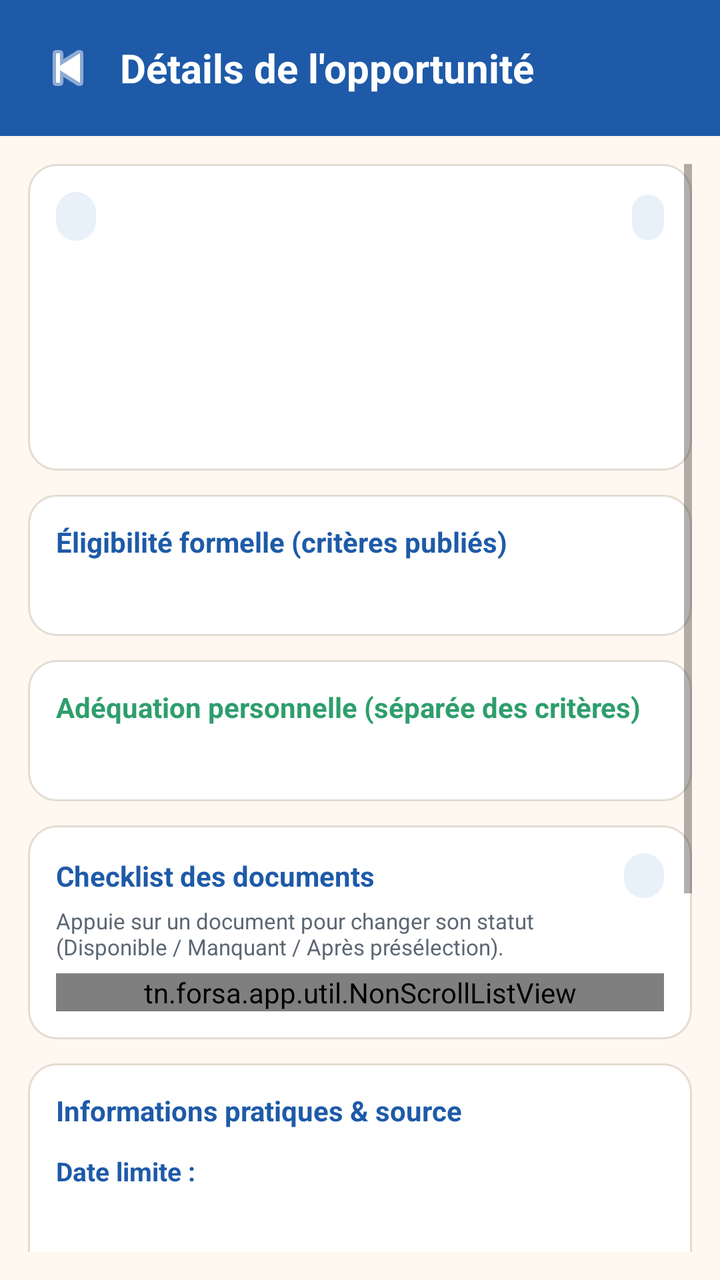
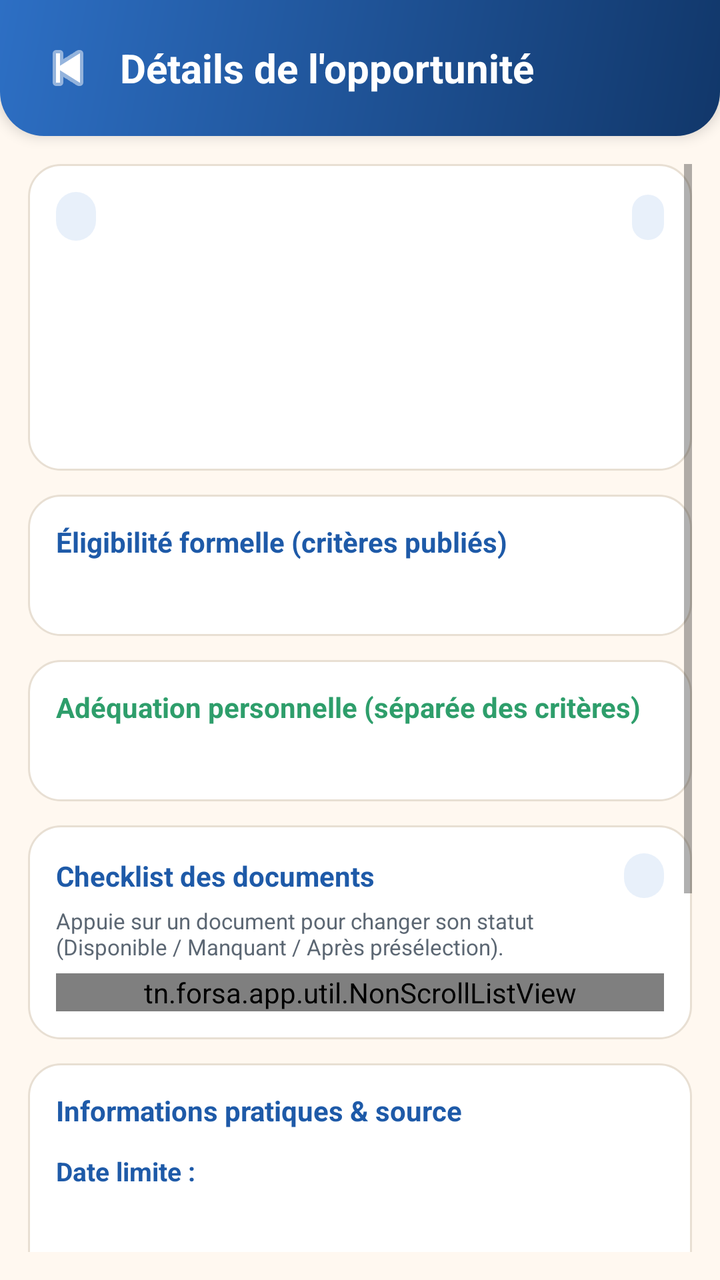

Compare the two renders of this Android layout. The source of the first and the diff that turns it into the second are given below.
<!-- AndroidManifest.xml: application theme Theme.Forsa -->
<!-- res/layout/activity_opportunity_details.xml -->
<?xml version="1.0" encoding="utf-8"?>
<LinearLayout xmlns:android="http://schemas.android.com/apk/res/android"
    android:layout_width="match_parent"
    android:layout_height="match_parent"
    android:background="@color/color_background"
    android:orientation="vertical">

    
    <LinearLayout
        android:layout_width="match_parent"
        android:layout_height="wrap_content"
        android:background="@color/color_primary"
        android:gravity="center_vertical"
        android:orientation="horizontal"
        android:padding="16dp">

        <ImageButton
            android:id="@+id/btnBackOppDetails"
            android:layout_width="36dp"
            android:layout_height="36dp"
            android:background="?attr/selectableItemBackgroundBorderless"
            android:contentDescription="@string/btn_back"
            android:src="@android:drawable/ic_media_previous"
            android:tint="@color/color_white" />

        <TextView
            android:layout_width="0dp"
            android:layout_height="wrap_content"
            android:layout_marginStart="8dp"
            android:layout_weight="1"
            android:text="@string/opp_details_title"
            android:textColor="@color/color_white"
            android:textSize="20sp"
            android:textStyle="bold" />
    </LinearLayout>

    <ScrollView
        android:layout_width="match_parent"
        android:layout_height="match_parent"
        android:padding="14dp">

        <LinearLayout
            android:layout_width="match_parent"
            android:layout_height="wrap_content"
            android:orientation="vertical">

            
            <LinearLayout
                android:layout_width="match_parent"
                android:layout_height="wrap_content"
                android:background="@drawable/bg_card_rounded"
                android:orientation="vertical"
                android:padding="14dp">

                <LinearLayout
                    android:layout_width="match_parent"
                    android:layout_height="wrap_content"
                    android:orientation="horizontal">

                    <TextView
                        android:id="@+id/tvDetailStatusBadge"
                        android:layout_width="wrap_content"
                        android:layout_height="wrap_content"
                        android:background="@drawable/bg_badge_rounded"
                        android:paddingStart="10dp"
                        android:paddingTop="4dp"
                        android:paddingEnd="10dp"
                        android:paddingBottom="4dp"
                        android:textSize="12sp"
                        android:textStyle="bold" />

                    <View
                        android:layout_width="0dp"
                        android:layout_height="1dp"
                        android:layout_weight="1" />

                    <TextView
                        android:id="@+id/tvDetailDeadlineBadge"
                        android:layout_width="wrap_content"
                        android:layout_height="wrap_content"
                        android:background="@drawable/bg_badge_rounded"
                        android:paddingStart="8dp"
                        android:paddingTop="4dp"
                        android:paddingEnd="8dp"
                        android:paddingBottom="4dp"
                        android:textSize="11sp"
                        android:textStyle="bold" />
                </LinearLayout>

                <TextView
                    android:id="@+id/tvDetailTitle"
                    android:layout_width="wrap_content"
                    android:layout_height="wrap_content"
                    android:layout_marginTop="10dp"
                    android:textColor="@color/color_text_primary"
                    android:textSize="18sp"
                    android:textStyle="bold" />

                <TextView
                    android:id="@+id/tvDetailInstitution"
                    android:layout_width="wrap_content"
                    android:layout_height="wrap_content"
                    android:layout_marginTop="3dp"
                    android:textColor="@color/color_text_secondary"
                    android:textSize="14sp" />

                <TextView
                    android:id="@+id/tvDetailMeta"
                    android:layout_width="wrap_content"
                    android:layout_height="wrap_content"
                    android:layout_marginTop="4dp"
                    android:textColor="@color/color_primary"
                    android:textSize="12sp"
                    android:textStyle="bold" />

                <TextView
                    android:id="@+id/tvDetailCompatibility"
                    android:layout_width="wrap_content"
                    android:layout_height="wrap_content"
                    android:layout_marginTop="8dp"
                    android:textColor="@color/color_text_primary"
                    android:textSize="12sp"
                    android:textStyle="bold" />
            </LinearLayout>

            
            <LinearLayout
                android:layout_width="match_parent"
                android:layout_height="wrap_content"
                android:layout_marginTop="12dp"
                android:background="@drawable/bg_card_rounded"
                android:orientation="vertical"
                android:padding="14dp">

                <TextView
                    android:layout_width="wrap_content"
                    android:layout_height="wrap_content"
                    android:text="@string/opp_section_formal"
                    android:textColor="@color/color_primary"
                    android:textSize="14sp"
                    android:textStyle="bold" />

                <TextView
                    android:id="@+id/tvDetailFormalReasons"
                    android:layout_width="match_parent"
                    android:layout_height="wrap_content"
                    android:layout_marginTop="6dp"
                    android:lineSpacingExtra="4dp"
                    android:textColor="@color/color_text_primary"
                    android:textSize="13sp" />
            </LinearLayout>

            
            <LinearLayout
                android:layout_width="match_parent"
                android:layout_height="wrap_content"
                android:layout_marginTop="12dp"
                android:background="@drawable/bg_card_rounded"
                android:orientation="vertical"
                android:padding="14dp">

                <TextView
                    android:layout_width="wrap_content"
                    android:layout_height="wrap_content"
                    android:text="@string/opp_section_personal_fit"
                    android:textColor="@color/color_eligible"
                    android:textSize="14sp"
                    android:textStyle="bold" />

                <TextView
                    android:id="@+id/tvDetailPersonalFit"
                    android:layout_width="match_parent"
                    android:layout_height="wrap_content"
                    android:layout_marginTop="6dp"
                    android:lineSpacingExtra="4dp"
                    android:textColor="@color/color_text_primary"
                    android:textSize="13sp" />
            </LinearLayout>

            
            <LinearLayout
                android:layout_width="match_parent"
                android:layout_height="wrap_content"
                android:layout_marginTop="12dp"
                android:background="@drawable/bg_card_rounded"
                android:orientation="vertical"
                android:padding="14dp">

                <LinearLayout
                    android:layout_width="match_parent"
                    android:layout_height="wrap_content"
                    android:gravity="center_vertical"
                    android:orientation="horizontal">

                    <TextView
                        android:layout_width="0dp"
                        android:layout_height="wrap_content"
                        android:layout_weight="1"
                        android:text="@string/opp_section_documents"
                        android:textColor="@color/color_primary"
                        android:textSize="14sp"
                        android:textStyle="bold" />

                    <TextView
                        android:id="@+id/tvDocsCounter"
                        android:layout_width="wrap_content"
                        android:layout_height="wrap_content"
                        android:background="@drawable/bg_badge_rounded"
                        android:paddingStart="10dp"
                        android:paddingTop="3dp"
                        android:paddingEnd="10dp"
                        android:paddingBottom="3dp"
                        android:textColor="@color/color_primary"
                        android:textSize="12sp"
                        android:textStyle="bold" />
                </LinearLayout>

                <TextView
                    android:layout_width="wrap_content"
                    android:layout_height="wrap_content"
                    android:layout_marginTop="4dp"
                    android:text="@string/opp_docs_hint"
                    android:textColor="@color/color_text_secondary"
                    android:textSize="11sp" />

                <tn.forsa.app.util.NonScrollListView
                    android:id="@+id/lvDocuments"
                    android:layout_width="match_parent"
                    android:layout_height="wrap_content"
                    android:layout_marginTop="6dp"
                    android:divider="@color/color_border"
                    android:dividerHeight="1dp" />
            </LinearLayout>

            
            <LinearLayout
                android:layout_width="match_parent"
                android:layout_height="wrap_content"
                android:layout_marginTop="12dp"
                android:background="@drawable/bg_card_rounded"
                android:orientation="vertical"
                android:padding="14dp">

                <TextView
                    android:layout_width="wrap_content"
                    android:layout_height="wrap_content"
                    android:text="@string/opp_section_info"
                    android:textColor="@color/color_primary"
                    android:textSize="14sp"
                    android:textStyle="bold" />

                <TextView
                    style="@style/ForsaSectionLabel"
                    android:layout_width="wrap_content"
                    android:layout_height="wrap_content"
                    android:text="@string/opp_label_deadline" />

                <TextView
                    android:id="@+id/tvDetailDeadlineText"
                    android:layout_width="wrap_content"
                    android:layout_height="wrap_content"
                    android:textColor="@color/color_text_primary"
                    android:textSize="13sp" />

                <TextView
                    style="@style/ForsaSectionLabel"
                    android:layout_width="wrap_content"
                    android:layout_height="wrap_content"
                    android:text="@string/opp_label_funding" />

                <TextView
                    android:id="@+id/tvDetailFunding"
                    android:layout_width="wrap_content"
                    android:layout_height="wrap_content"
                    android:textColor="@color/color_text_primary"
                    android:textSize="13sp" />

                <TextView
                    style="@style/ForsaSectionLabel"
                    android:layout_width="wrap_content"
                    android:layout_height="wrap_content"
                    android:text="@string/opp_label_source" />

                <TextView
                    android:id="@+id/tvDetailSourceUrl"
                    android:layout_width="wrap_content"
                    android:layout_height="wrap_content"
                    android:textColor="@color/color_primary"
                    android:textSize="13sp"
                    android:textStyle="bold" />

                <TextView
                    style="@style/ForsaSectionLabel"
                    android:layout_width="wrap_content"
                    android:layout_height="wrap_content"
                    android:text="@string/opp_label_verified" />

                <TextView
                    android:id="@+id/tvDetailVerified"
                    android:layout_width="wrap_content"
                    android:layout_height="wrap_content"
                    android:textColor="@color/color_text_primary"
                    android:textSize="13sp" />

                <TextView
                    style="@style/ForsaSectionLabel"
                    android:layout_width="wrap_content"
                    android:layout_height="wrap_content"
                    android:text="@string/opp_label_notes" />

                <TextView
                    android:id="@+id/tvDetailNotes"
                    android:layout_width="wrap_content"
                    android:layout_height="wrap_content"
                    android:textColor="@color/color_text_secondary"
                    android:textSize="13sp" />
            </LinearLayout>

            <Button
                android:id="@+id/btnTalkToAdvisor"
                android:layout_width="match_parent"
                android:layout_height="50dp"
                android:layout_marginTop="16dp"
                android:layout_marginBottom="20dp"
                android:backgroundTint="@color/color_primary"
                android:text="@string/opp_btn_talk_advisor"
                android:textColor="@color/color_white"
                android:textSize="15sp"
                android:textStyle="bold" />

        </LinearLayout>
    </ScrollView>

</LinearLayout>
<!-- resources referenced by this layout -->
<resources>
  <color name="color_background">#FFF8F0</color>
  <color name="color_border">#E3DCD2</color>
  <color name="color_eligible">#2E9E6B</color>
  <color name="color_primary">#1E5AA8</color>
  <color name="color_text_primary">#1C2430</color>
  <color name="color_text_secondary">#5C6773</color>
  <color name="color_white">#FFFFFF</color>
  <!-- drawable bg_card_rounded (drawable) -->
  <?xml version="1.0" encoding="utf-8"?>
  <shape xmlns:android="http://schemas.android.com/apk/res/android"
      android:shape="rectangle">
      <solid android:color="@color/color_surface" />
      <corners android:radius="14dp" />
      <stroke
          android:width="1dp"
          android:color="@color/color_border" />
  </shape>
  <string name="btn_back">Retour</string>
  <string name="opp_btn_talk_advisor">Parler à un conseiller</string>
  <string name="opp_details_title">Détails de l\'opportunité</string>
  <string name="opp_docs_hint">Appuie sur un document pour changer son statut (Disponible / Manquant / Après présélection).</string>
  <string name="opp_label_deadline">Date limite :</string>
  <string name="opp_label_funding">Financement :</string>
  <string name="opp_label_notes">Notes &amp; points à vérifier :</string>
  <string name="opp_label_source">Source officielle :</string>
  <string name="opp_label_verified">Dernière vérification :</string>
  <string name="opp_section_documents">Checklist des documents</string>
  <string name="opp_section_formal">Éligibilité formelle (critères publiés)</string>
  <string name="opp_section_info">Informations pratiques &amp; source</string>
  <string name="opp_section_personal_fit">Adéquation personnelle (séparée des critères)</string>
  <style name="Theme.Forsa" parent="Theme.MaterialComponents.Light.NoActionBar">
          <item name="colorPrimary">@color/color_primary</item>
          <item name="colorPrimaryVariant">@color/color_primary_dark</item>
          <item name="colorOnPrimary">@color/color_white</item>
          <item name="colorSecondary">@color/color_eligible</item>
          <item name="colorOnSecondary">@color/color_white</item>
          <item name="colorError">@color/color_accent_red</item>
          <item name="android:windowBackground">@color/color_background</item>
          <item name="android:statusBarColor">@color/color_primary_dark</item>
      </style>
  <color name="color_primary_light">#E8F0FA</color>
  <color name="color_surface">#FFFFFF</color>
  <color name="color_primary_dark">#143F78</color>
  <color name="color_accent_red">#D32F2F</color>
  <!-- unchanged entries left out for length: 2 -->
</resources>

<!-- the commit's change to res/layout/activity_opportunity_details.xml (unified diff, before → after) -->
@@ -1,5 +1,6 @@
 <?xml version="1.0" encoding="utf-8"?>
 <LinearLayout xmlns:android="http://schemas.android.com/apk/res/android"
+    xmlns:app="http://schemas.android.com/apk/res-auto"
     android:layout_width="match_parent"
     android:layout_height="match_parent"
     android:background="@color/color_background"
@@ -9,7 +10,8 @@
     <LinearLayout
         android:layout_width="match_parent"
         android:layout_height="wrap_content"
-        android:background="@color/color_primary"
+        android:background="@drawable/bg_header_curved"
+        android:elevation="4dp"
         android:gravity="center_vertical"
         android:orientation="horizontal"
         android:padding="16dp">
@@ -21,7 +23,7 @@
             android:background="?attr/selectableItemBackgroundBorderless"
             android:contentDescription="@string/btn_back"
             android:src="@android:drawable/ic_media_previous"
-            android:tint="@color/color_white" />
+            app:tint="@color/color_white" />
 
         <TextView
             android:layout_width="0dp"
<!-- resource entries referenced after the edit -->
@@ -1,7 +1,7 @@
 <!-- resources referenced by this layout -->
 <resources>
   <color name="color_background">#FFF8F0</color>
-  <color name="color_border">#E3DCD2</color>
+  <color name="color_border">#E8DFD3</color>
   <color name="color_eligible">#2E9E6B</color>
   <color name="color_primary">#1E5AA8</color>
   <color name="color_text_primary">#1C2430</color>
@@ -12,10 +12,23 @@
   <shape xmlns:android="http://schemas.android.com/apk/res/android"
       android:shape="rectangle">
       <solid android:color="@color/color_surface" />
-      <corners android:radius="14dp" />
+      <corners android:radius="16dp" />
       <stroke
           android:width="1dp"
           android:color="@color/color_border" />
+  </shape>
+  <!-- drawable bg_header_curved (drawable) -->
+  <?xml version="1.0" encoding="utf-8"?>
+  <shape xmlns:android="http://schemas.android.com/apk/res/android"
+      android:shape="rectangle">
+      <gradient
+          android:angle="135"
+          android:endColor="@color/color_primary_gradient_end"
+          android:startColor="@color/color_primary_dark"
+          android:type="linear" />
+      <corners
+          android:bottomLeftRadius="22dp"
+          android:bottomRightRadius="22dp" />
   </shape>
   <string name="btn_back">Retour</string>
   <string name="opp_btn_talk_advisor">Parler à un conseiller</string>
@@ -39,11 +52,26 @@
           <item name="colorError">@color/color_accent_red</item>
           <item name="android:windowBackground">@color/color_background</item>
           <item name="android:statusBarColor">@color/color_primary_dark</item>
+          <item name="android:navigationBarColor">@color/color_surface</item>
+          <item name="materialButtonStyle">@style/ForsaPrimaryButton</item>
+          <item name="materialButtonOutlinedStyle">@style/ForsaOutlinedButton</item>
       </style>
   <color name="color_primary_light">#E8F0FA</color>
   <color name="color_surface">#FFFFFF</color>
-  <color name="color_primary_dark">#143F78</color>
+  <color name="color_primary_gradient_end">#2D6FC4</color>
+  <color name="color_primary_dark">#11376A</color>
   <color name="color_accent_red">#D32F2F</color>
+  <style name="ForsaPrimaryButton" parent="Widget.MaterialComponents.Button">
+          <item name="cornerRadius">14dp</item>
+          <item name="android:textAllCaps">false</item>
+          <item name="android:letterSpacing">0.01</item>
+      </style>
+  <style name="ForsaOutlinedButton" parent="Widget.MaterialComponents.Button.OutlinedButton">
+          <item name="cornerRadius">14dp</item>
+          <item name="strokeColor">@color/color_primary_border</item>
+          <item name="android:textAllCaps">false</item>
+      </style>
+  <color name="color_primary_border">#C4D7F2</color>
   <!-- unchanged entries left out for length: 2 -->
 </resources>
 
